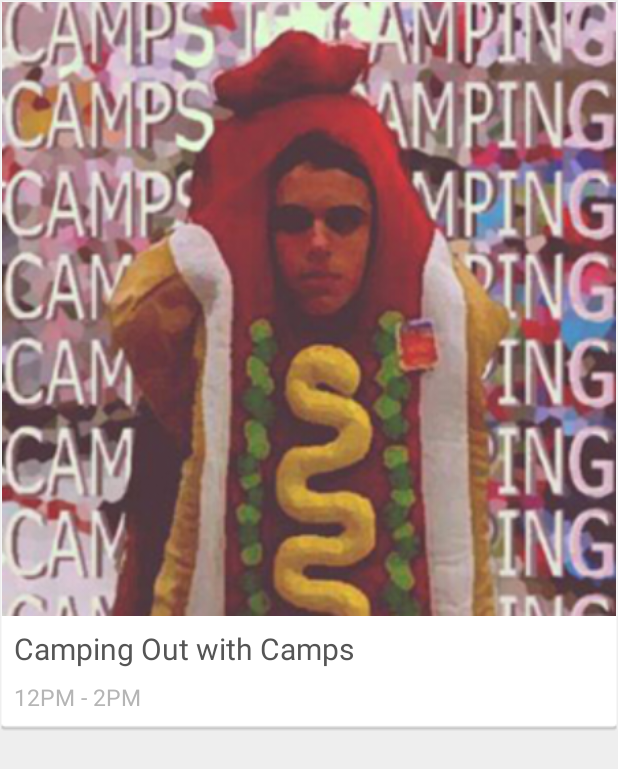
After one commit to Radio-UTD/Radio-UTD, an Android app: the layout thumbnail_card.xml on its own in the app's theme, with its tools: preview values and no code run, on a phone screen of 412 x 824 dp. The commit adds this screen. Shown: the top 769 px of the screen. Run offline under Robolectric (Android 15) with nearby library versions, the phone set to English and light mode, and no system bars.

Commit message:
Added Thumbnail Card layout
Not yet used or tested outside the designer.

```diff
--- a/app/src/main/res/layout/activity_radio.xml
+++ b/app/src/main/res/layout/activity_radio.xml
@@ -5,7 +5,6 @@
     android:id="@+id/drawer_layout"
     android:layout_width="match_parent"
     android:layout_height="match_parent"
-    android:background="#ccc"
     tools:context=".RadioActivity">
 
     <!-- As the main content view, the view below consumes the entire
--- /dev/null
+++ b/app/src/main/res/layout/fragment_shows.xml
@@ -0,0 +1,10 @@
+<?xml version="1.0" encoding="utf-8"?>
+
+<GridView xmlns:android="http://schemas.android.com/apk/res/android"
+    android:layout_width="match_parent"
+    android:layout_height="match_parent"
+    android:layout_margin="8dp"
+    android:numColumns="2"
+    android:stretchMode="columnWidth"
+    >
+</GridView>
--- /dev/null
+++ b/app/src/main/res/layout/thumbnail_card.xml
@@ -0,0 +1,41 @@
+<?xml version="1.0" encoding="utf-8"?>
+
+<LinearLayout xmlns:android="http://schemas.android.com/apk/res/android"
+    android:orientation="vertical" android:layout_width="match_parent"
+    android:layout_height="wrap_content"
+    android:background="@drawable/card_background"
+    >
+
+    <ImageView
+        android:id="@+id/show_card_image"
+        android:layout_width="match_parent"
+        android:layout_height="wrap_content"
+        android:scaleType="fitStart"
+        android:adjustViewBounds="true"
+        android:src="@drawable/temp_album_art" />
+
+    <LinearLayout
+        android:id="@+id/show_card_text"
+        android:orientation="vertical"
+        android:layout_width="match_parent"
+        android:layout_height="wrap_content"
+        >
+
+        <TextView
+            android:layout_width="wrap_content"
+            android:layout_height="wrap_content"
+            android:text="Camping Out with Camps"
+            style="@style/ThumbnailCard.Title"
+            android:id="@+id/show_card_title" />
+
+        <TextView
+            android:layout_width="wrap_content"
+            android:layout_height="wrap_content"
+            style="@style/ThumbnailCard.Subtitle"
+            android:text="12PM - 2PM"
+            android:id="@+id/show_card_subtitle" />
+
+    </LinearLayout>
+
+</LinearLayout
+    >
--- a/app/src/main/res/values/styles.xml
+++ b/app/src/main/res/values/styles.xml
@@ -1,19 +1,22 @@
 <resources>
 
+    <color name="main_bg">#EEE</color>
     <color name="nav_list_item_bg">#FFF</color>
     <color name="nav_list_bg">#FFF</color>
     <!--<color name="nav_list_item_bg_pressed">#DDD</color>-->
     <color name="nav_list_item_bg_selected">#EEE</color>
-    <color name="nav_list_item_text">#555</color>
+    <color name="primary_text_color">#555</color>
+    <color name="secondary_text_color">#999</color>
+    <color name="tertiary_text_color">#B5B5B5</color>
     <!-- Base application theme. -->
     <style name="AppTheme" parent="Theme.AppCompat.Light.DarkActionBar">
         <!-- Customize your theme here. -->
+        <item name="android:windowBackground">@color/main_bg</item>
     </style>
 
     <style name="AppTheme.NavDrawer">
         <item name="android:background">@color/nav_list_bg</item>
     </style>
-
     <style name="AppTheme.NavDrawer.Item">
         <item name="android:layout_width">match_parent</item>
         <item name="android:layout_height">wrap_content</item>
@@ -23,7 +26,31 @@
         <item name="android:paddingBottom">15dp</item>
         <item name="android:paddingLeft">15dp</item>
         <item name="android:background">@drawable/nav_list_item_bg</item>
-        <item name="android:textColor">@color/nav_list_item_text</item>
+        <item name="android:textColor">@color/primary_text_color</item>
+    </style>
+
+    <style name="ThumbnailCard">
+        <!--<item name="orientation">vertical</item>-->
+        <!--<item name="android:layout_width">match_parent</item>-->
+        <!--<item name="android:layout_height">wrap_content</item>-->
+        <!--<item name="android:background">@drawable/card_background</item>-->
+    </style>
+    <style name="ThumbnailCard.Title">
+        <item name="android:singleLine">true</item>
+        <item name="android:ellipsize">end</item>
+        <item name="android:textSize">20dp</item>
+        <item name="android:layout_marginTop">8dp</item>
+        <item name="android:layout_marginLeft">8dp</item>
+        <!--<item name="android:background">#0000</item>-->
+        <item name="android:textColor">@color/primary_text_color</item>
+    </style>
+
+    <style name="ThumbnailCard.Subtitle">
+        <item name="android:singleLine">true</item>
+        <item name="android:textSize">15dp</item>
+        <item name="android:layout_margin">8dp</item>
+        <!--<item name="android:background">#0000</item>-->
+        <item name="android:textColor">@color/tertiary_text_color</item>
     </style>
 
 </resources>
```
Also changed, not shown: app/src/main/res/drawable/card_background.9.png (added), app/src/main/res/drawable/temp_album_art.jpg (added), 2 other files.
